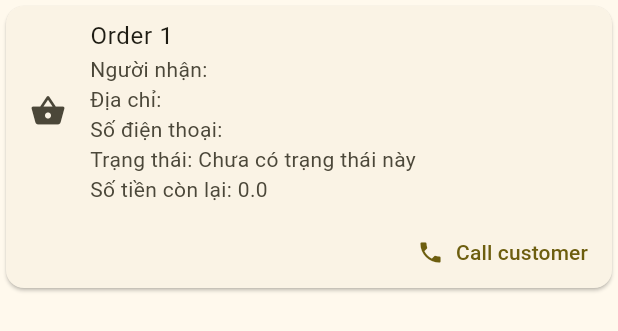
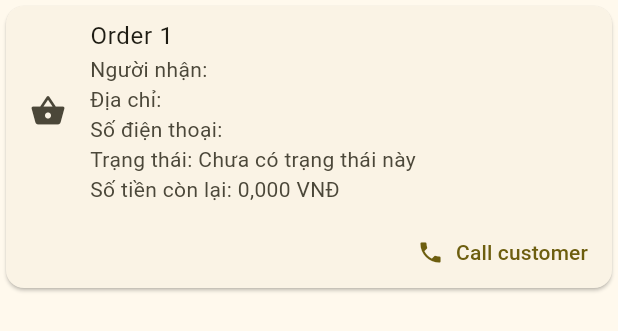
Before and after one commit to khangzxrr/fastship_shipper, a Flutter app: the Order widget shown alone on an empty page, opened directly with empty values, on a phone screen of 412 x 824 dp. Shown: the top 331 px of the screen. Run offline on Flutter 3.47's test engine with Material 2 defaults, Android fonts, the phone set to English and light mode, and no system bars; our stand-ins replace geolocator, get_it, pull_to_refresh, shared_preferences; missing offline and left inert: mapbox_maps_flutter, turf; accounts and stored records are empty; network calls fail.

Commit message:
display vietnamese currency

```diff
--- a/lib/utils/utils.dart
+++ b/lib/utils/utils.dart
@@ -1,8 +1,14 @@
-
 import 'package:fastship_shipper/utils/constant.dart';
+import 'package:intl/intl.dart';
 
 class Utils {
   static Uri generateEndpoint(String endpoint) {
     return Uri.parse('${Constants.apiEndpoint}$endpoint');
   }
+
+  static String formatNumberToVND(double cost) {
+    final currenyFormat = NumberFormat("#,##0.000", "vi");
+
+    return currenyFormat.format(cost);
+  }
 }
--- a/lib/views/order.dart
+++ b/lib/views/order.dart
@@ -1,5 +1,6 @@
 import 'package:fastship_shipper/models/order.dart';
 import 'package:fastship_shipper/providers/current_shipping_order.dart';
+import 'package:fastship_shipper/utils/utils.dart';
 import 'package:fastship_shipper/views/mapToCustomer.dart';
 import 'package:flutter/material.dart';
 import 'package:provider/provider.dart';
@@ -28,7 +29,7 @@ class Order extends StatelessWidget {
             leading: const Icon(Icons.shopping_basket),
             title: const Text('Order 1'),
             subtitle: Text(
-                'Người nhận: ${orderShippingModel.customerName}\nĐịa chỉ: ${orderShippingModel.customerAddress}\nSố điện thoại: ${orderShippingModel.customerPhoneNumber}\nTrạng thái: ${orderShippingModel.parseOrderShippingStatus()}\nSố tiền còn lại: ${orderShippingModel.remainCost}'),
+                'Người nhận: ${orderShippingModel.customerName}\nĐịa chỉ: ${orderShippingModel.customerAddress}\nSố điện thoại: ${orderShippingModel.customerPhoneNumber}\nTrạng thái: ${orderShippingModel.parseOrderShippingStatus()}\nSố tiền còn lại: ${Utils.formatNumberToVND(orderShippingModel.remainCost)} VNĐ'),
           ),
           Row(
             mainAxisAlignment: MainAxisAlignment.end,
--- a/pubspec.yaml
+++ b/pubspec.yaml
@@ -47,6 +47,7 @@ dependencies:
   get_it: ^7.3.0
   mapbox_maps_flutter: ^0.4.2
   pull_to_refresh: ^2.0.0
+  intl: ^0.18.1
 
 dev_dependencies:
   flutter_test:
```
Also changed, not shown: pubspec.lock.
